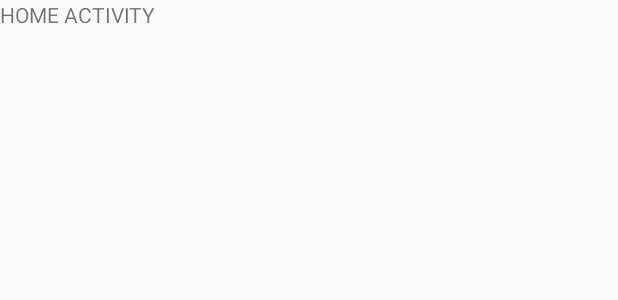
After one commit to benj1man3/Parsetagram, an Android app: the layout content_home.xml on its own in the app's theme, with its tools: preview values and no code run, on a phone screen of 412 x 824 dp. The commit adds this screen. Shown: the top 300 px of the screen. Run offline under Robolectric (Android 15) with nearby library versions, the phone set to English and light mode, and no system bars.

Commit message:
Added the redirect to the home activity

```diff
--- a/app/build.gradle
+++ b/app/build.gradle
@@ -27,6 +27,7 @@ dependencies {
     implementation 'com.parse.bolts:bolts-android:1.4.0'
     implementation 'com.parse:parse-android:1.17.3'
 
+    implementation 'com.android.support:design:28.0.0-alpha3'
     testImplementation 'junit:junit:4.12'
 
     androidTestImplementation 'com.android.support.test:runner:1.0.2'
--- /dev/null
+++ b/app/src/main/res/layout/content_home.xml
@@ -0,0 +1,16 @@
+<?xml version="1.0" encoding="utf-8"?>
+<android.support.constraint.ConstraintLayout xmlns:android="http://schemas.android.com/apk/res/android"
+    xmlns:app="http://schemas.android.com/apk/res-auto"
+    xmlns:tools="http://schemas.android.com/tools"
+    android:layout_width="match_parent"
+    android:layout_height="match_parent"
+    app:layout_behavior="@string/appbar_scrolling_view_behavior"
+    tools:context=".HomeActivity"
+    tools:showIn="@layout/activity_home">
+
+    <TextView
+        android:layout_width="wrap_content"
+        android:layout_height="wrap_content"
+        android:text="HOME ACTIVITY"/>
+
+</android.support.constraint.ConstraintLayout>
--- /dev/null
+++ b/app/src/main/res/values/dimens.xml
@@ -0,0 +1,3 @@
+<resources>
+    <dimen name="fab_margin">16dp</dimen>
+</resources>
--- a/app/src/main/res/values/strings.xml
+++ b/app/src/main/res/values/strings.xml
@@ -2,4 +2,5 @@
     <string name="app_name">parsetagram</string>
     <string name="username">username_text</string>
     <string name="password">password_text</string>
+    <string name="title_activity_home">HomeActivity</string>
 </resources>
--- a/app/src/main/res/values/styles.xml
+++ b/app/src/main/res/values/styles.xml
@@ -8,4 +8,13 @@
         <item name="colorAccent">@color/colorAccent</item>
     </style>
 
+    <style name="AppTheme.NoActionBar">
+        <item name="windowActionBar">false</item>
+        <item name="windowNoTitle">true</item>
+    </style>
+
+    <style name="AppTheme.AppBarOverlay" parent="ThemeOverlay.AppCompat.Dark.ActionBar" />
+
+    <style name="AppTheme.PopupOverlay" parent="ThemeOverlay.AppCompat.Light" />
+
 </resources>
```
Also changed, not shown: app/src/main/AndroidManifest.xml (+6 -3 lines), app/src/main/java/me/benj1man3/mainactivity/HomeActivity.java (added, +29 -0 lines), app/src/main/java/me/benj1man3/mainactivity/MainActivity.java (+5 -3 lines), app/src/main/res/layout/activity_home.xml (added, +33 -0 lines).
